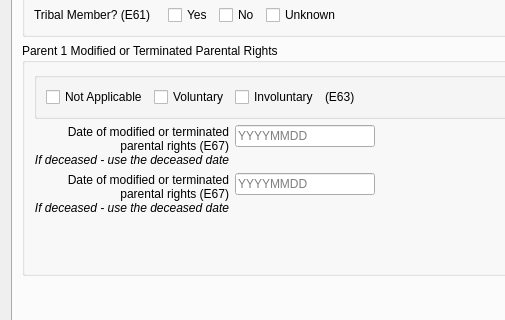
zstamper/AFCARS-AXE, file ui/ui_childform.ui: the form before one commit; both pictures show x 0 to 505 and y 339 to 659 of the 1143 by 826 pixel window.
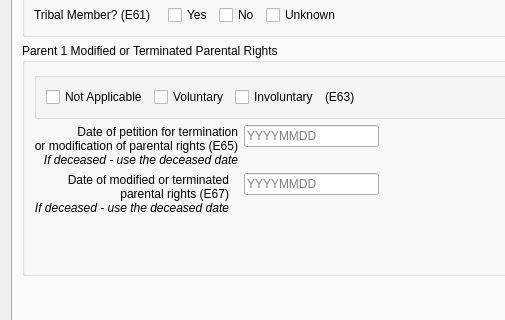
The form after the commit. The open tabs and pages were chosen to show the change.

Commit message: Issue 51 fix label text

```diff
--- a/ui/ui_childform.ui
+++ b/ui/ui_childform.ui
@@ -1928,7 +1928,7 @@
               <item row="1" column="0">
                <widget class="QLabel" name="e65_label">
                 <property name="text">
-                 <string>Date of modified or terminated &lt;br/&gt;parental rights (E67)&lt;br/&gt;&lt;i&gt;If deceased - use the deceased date&lt;/&gt;</string>
+                 <string>&lt;html&gt;&lt;head/&gt;&lt;body&gt;&lt;p&gt;Date of petition for termination&lt;br/&gt;or modification of parental rights (E65)&lt;br/&gt;&lt;span style=&quot; font-style:italic;&quot;&gt;If deceased - use the deceased date&lt;/span&gt;&lt;/p&gt;&lt;/body&gt;&lt;/html&gt;</string>
                 </property>
                 <property name="textFormat">
                  <enum>Qt::RichText</enum>
```
